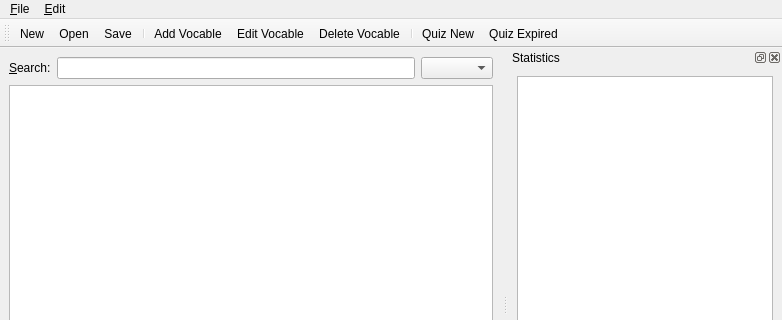
First picture: the form in MainWindow.ui, repository nsams/vocablecoach, before the edit; both pictures show x 0 to 782 and y 0 to 320 of the 782 by 582 pixel window.
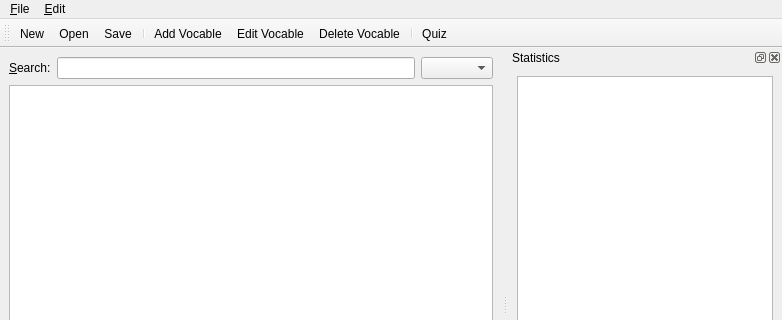
Second picture: the form after the edit.

Commit message: new StartQuiz-Dialog with lession-selector

Diff of the .ui file:
```diff
--- a/MainWindow.ui
+++ b/MainWindow.ui
@@ -85,8 +85,7 @@
     <addaction name="actionSave" />
     <addaction name="actionSaveAs" />
     <addaction name="separator" />
-    <addaction name="actionQuizNew" />
-    <addaction name="actionQuizExpired" />
+    <addaction name="actionQuiz" />
     <addaction name="separator" />
     <addaction name="actionPrint" />
     <addaction name="separator" />
@@ -114,8 +113,7 @@
    <addaction name="actionEditVocable" />
    <addaction name="actionDeleteVocable" />
    <addaction name="separator" />
-   <addaction name="actionQuizNew" />
-   <addaction name="actionQuizExpired" />
+   <addaction name="actionQuiz" />
   </widget>
   <widget class="QDockWidget" name="dockWidget" >
    <property name="windowTitle" >
@@ -208,14 +206,9 @@
     <string>Delete Vocable</string>
    </property>
   </action>
-  <action name="actionQuizNew" >
+  <action name="actionQuiz" >
    <property name="text" >
-    <string>Quiz New</string>
-   </property>
-  </action>
-  <action name="actionQuizExpired" >
-   <property name="text" >
-    <string>Quiz Expired</string>
+    <string>&amp;Quiz</string>
    </property>
   </action>
  </widget>
```
The commit also changes 10 other files.
